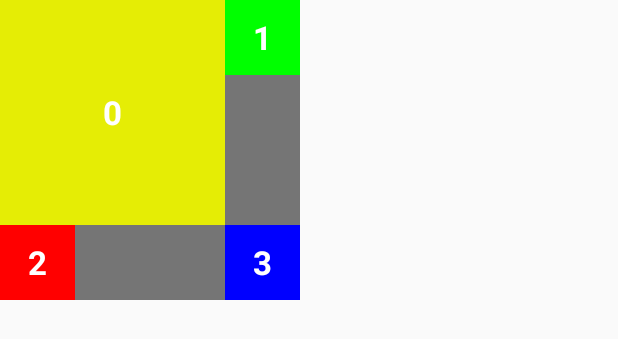
After one commit to tedyuen/CustomViewTest, an Android app: the layout fragment_custom_img_container_2.xml on its own in the app's theme, with its tools: preview values and no code run, on a phone screen of 412 x 824 dp. The commit adds this screen. Shown: the top 339 px of the screen. Run offline under Robolectric (Android 15) with nearby library versions, the phone set to English and light mode, and no system bars.

Commit message:
CustomImgContainer.

```diff
--- a/app/src/main/AndroidManifest.xml
+++ b/app/src/main/AndroidManifest.xml
@@ -22,6 +22,7 @@
         <activity android:name=".demo.TitleViewActivity" android:label="组合:标题栏" android:theme="@style/AppTheme.NoActionBar"></activity>
         <activity android:name=".demo.MyListViewActivity" android:label="继承:列表删除" android:theme="@style/AppTheme.NoActionBar"></activity>
         <activity android:name=".demo.ProportionImageViewActivity" android:label="继承:比例图片" android:theme="@style/AppTheme.NoActionBar"></activity>
+        <activity android:name=".demo.CustomImgContainerActivity" android:label="组合:ViewGroup" android:theme="@style/AppTheme.NoActionBar"></activity>
     </application>
 
 </manifest>
--- /dev/null
+++ b/app/src/main/java/com/tedyuen/customviewtest/view/CustomImgContainer.java
@@ -0,0 +1,157 @@
+package com.tedyuen.customviewtest.view;
+
+import android.content.Context;
+import android.util.AttributeSet;
+import android.view.View;
+import android.view.ViewGroup;
+
+/**
+ * Created by tedyuen on 16-8-26.
+ */
+public class CustomImgContainer extends ViewGroup {
+
+    public CustomImgContainer(Context context) {
+        super(context);
+    }
+
+    public CustomImgContainer(Context context, AttributeSet attrs) {
+        super(context, attrs);
+    }
+
+    public CustomImgContainer(Context context, AttributeSet attrs, int defStyleAttr) {
+        super(context, attrs, defStyleAttr);
+    }
+
+    //对于我们这个例子，我们只需要ViewGroup能够支持margin即可，那么我们直接使用系统的MarginLayoutParams
+    @Override
+    public LayoutParams generateLayoutParams(AttributeSet attrs) {
+        return new MarginLayoutParams(getContext(),attrs);
+    }
+
+    @Override
+    protected void onMeasure(int widthMeasureSpec, int heightMeasureSpec) {
+        /**
+         * 获得此ViewGroup上级容器为其推荐的宽和高，以及计算模式
+         */
+        int widthMode = MeasureSpec.getMode(widthMeasureSpec);
+        int heightMode = MeasureSpec.getMode(heightMeasureSpec);
+        int sizeWidth = MeasureSpec.getSize(widthMeasureSpec);
+        int sizeHeight = MeasureSpec.getSize(heightMeasureSpec);
+
+
+        // 计算出所有的childView的宽和高
+        measureChildren(widthMeasureSpec, heightMeasureSpec);
+        /**
+         * 记录如果是wrap_content是设置的宽和高
+         */
+        int width = 0;
+        int height = 0;
+
+        int cCount = getChildCount();
+
+        int cWidth = 0;
+        int cHeight = 0;
+        MarginLayoutParams cParams = null;
+
+        // 用于计算左边两个childView的高度
+        int lHeight = 0;
+        // 用于计算右边两个childView的高度，最终高度取二者之间大值
+        int rHeight = 0;
+
+        // 用于计算上边两个childView的宽度
+        int tWidth = 0;
+        // 用于计算下面两个childiew的宽度，最终宽度取二者之间大值
+        int bWidth = 0;
+
+        /**
+         * 根据childView计算的出的宽和高，以及设置的margin计算容器的宽和高，主要用于容器是warp_content时
+         */
+        for (int i = 0; i < cCount; i++)
+        {
+            View childView = getChildAt(i);
+            cWidth = childView.getMeasuredWidth();
+            cHeight = childView.getMeasuredHeight();
+            cParams = (MarginLayoutParams) childView.getLayoutParams();
+
+            // 上面两个childView
+            if (i == 0 || i == 1)
+            {
+                tWidth += cWidth + cParams.leftMargin + cParams.rightMargin;
+            }
+
+            if (i == 2 || i == 3)
+            {
+                bWidth += cWidth + cParams.leftMargin + cParams.rightMargin;
+            }
+
+            if (i == 0 || i == 2)
+            {
+                lHeight += cHeight + cParams.topMargin + cParams.bottomMargin;
+            }
+
+            if (i == 1 || i == 3)
+            {
+                rHeight += cHeight + cParams.topMargin + cParams.bottomMargin;
+            }
+
+        }
+
+        width = Math.max(tWidth, bWidth);
+        height = Math.max(lHeight, rHeight);
+
+        /**
+         * 如果是wrap_content设置为我们计算的值
+         * 否则：直接设置为父容器计算的值
+         */
+        setMeasuredDimension((widthMode == MeasureSpec.EXACTLY) ? sizeWidth
+                : width, (heightMode == MeasureSpec.EXACTLY) ? sizeHeight
+                : height);
+    }
+
+    @Override
+    protected void onLayout(boolean changed, int l, int t, int r, int b) {
+        int cCount = getChildCount();
+        int cWidth = 0;
+        int cHeight = 0;
+        MarginLayoutParams cParams = null;
+        /**
+         * 遍历所有childView根据其宽和高，以及margin进行布局
+         */
+        for (int i = 0; i < cCount; i++)
+        {
+            View childView = getChildAt(i);
+            cWidth = childView.getMeasuredWidth();
+            cHeight = childView.getMeasuredHeight();
+            cParams = (MarginLayoutParams) childView.getLayoutParams();
+
+            int cl = 0, ct = 0, cr = 0, cb = 0;
+
+            switch (i)
+            {
+                case 0:
+                    cl = cParams.leftMargin;
+                    ct = cParams.topMargin;
+                    break;
+                case 1:
+                    cl = getWidth() - cWidth - cParams.leftMargin
+                            - cParams.rightMargin;
+                    ct = cParams.topMargin;
+
+                    break;
+                case 2:
+                    cl = cParams.leftMargin;
+                    ct = getHeight() - cHeight - cParams.bottomMargin;
+                    break;
+                case 3:
+                    cl = getWidth() - cWidth - cParams.leftMargin
+                            - cParams.rightMargin;
+                    ct = getHeight() - cHeight - cParams.bottomMargin;
+                    break;
+
+            }
+            cr = cl + cWidth;
+            cb = cHeight + ct;
+            childView.layout(cl, ct, cr, cb);
+        }
+    }
+}
--- /dev/null
+++ b/app/src/main/res/layout/fragment_custom_img_container_2.xml
@@ -0,0 +1,48 @@
+<?xml version="1.0" encoding="utf-8"?>
+<com.tedyuen.customviewtest.view.CustomImgContainer xmlns:android="http://schemas.android.com/apk/res/android"
+    xmlns:tools="http://schemas.android.com/tools"
+    android:layout_width="wrap_content"
+    android:layout_height="wrap_content"
+    android:background="#AA333333">
+
+    <TextView
+        android:layout_width="150dp"
+        android:layout_height="150dp"
+        android:background="#E5ED05"
+        android:gravity="center"
+        android:text="0"
+        android:textColor="#FFFFFF"
+        android:textSize="22sp"
+        android:textStyle="bold" />
+
+    <TextView
+        android:layout_width="50dp"
+        android:layout_height="50dp"
+        android:background="#00ff00"
+        android:gravity="center"
+        android:text="1"
+        android:textColor="#FFFFFF"
+        android:textSize="22sp"
+        android:textStyle="bold" />
+
+    <TextView
+        android:layout_width="50dp"
+        android:layout_height="50dp"
+        android:background="#ff0000"
+        android:gravity="center"
+        android:text="2"
+        android:textColor="#FFFFFF"
+        android:textSize="22sp"
+        android:textStyle="bold" />
+
+    <TextView
+        android:layout_width="50dp"
+        android:layout_height="50dp"
+        android:background="#0000ff"
+        android:gravity="center"
+        android:text="3"
+        android:textColor="#FFFFFF"
+        android:textSize="22sp"
+        android:textStyle="bold" />
+
+</com.tedyuen.customviewtest.view.CustomImgContainer>
```
Also changed, not shown: app/src/main/java/com/tedyuen/customviewtest/MainActivityFragment.java (+10 -0 lines), app/src/main/java/com/tedyuen/customviewtest/demo/CustomImgContainerActivity.java (added, +56 -0 lines), app/src/main/java/com/tedyuen/customviewtest/demo/fragment/BaseFragment.java (added, +26 -0 lines), app/src/main/java/com/tedyuen/customviewtest/demo/fragment/CustomImgContainerFragment.java (added, +52 -0 lines), app/src/main/res/layout/activity_custom_img_container.xml (added, +9 -0 lines), app/src/main/res/layout/fragment_custom_img_container_1.xml (added, +48 -0 lines), app/src/main/res/layout/fragment_custom_img_container_3.xml (added, +48 -0 lines), app/src/main/res/layout/fragment_main.xml (+7 -0 lines).
